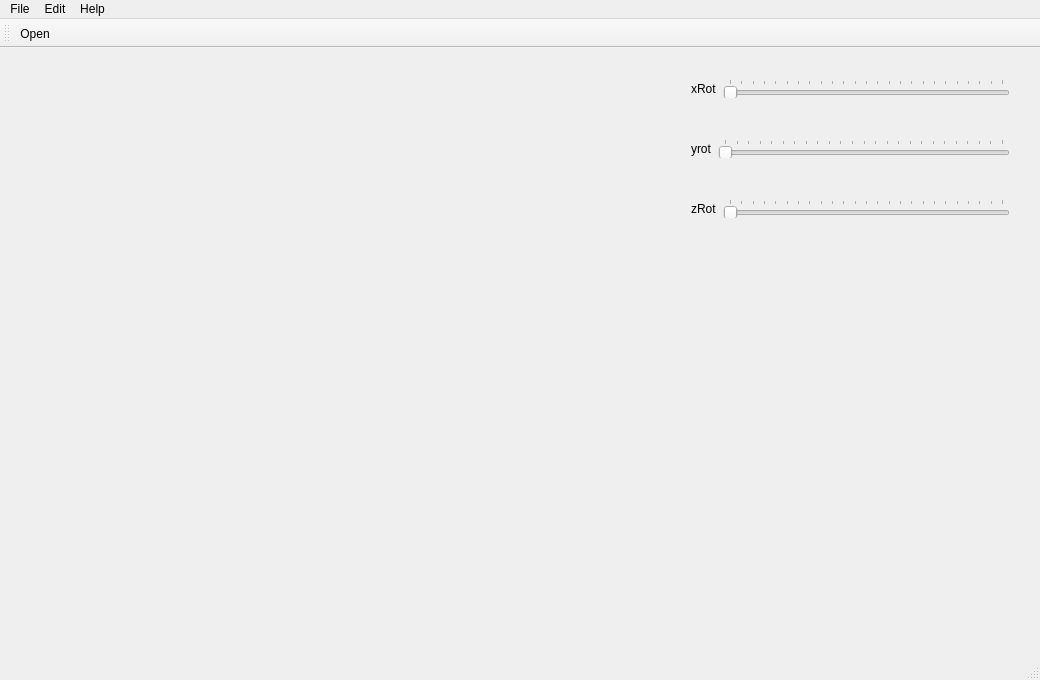
Qt form mainwindow.ui (HScarb/Scarb_Mesh_Viewer) before a commit.
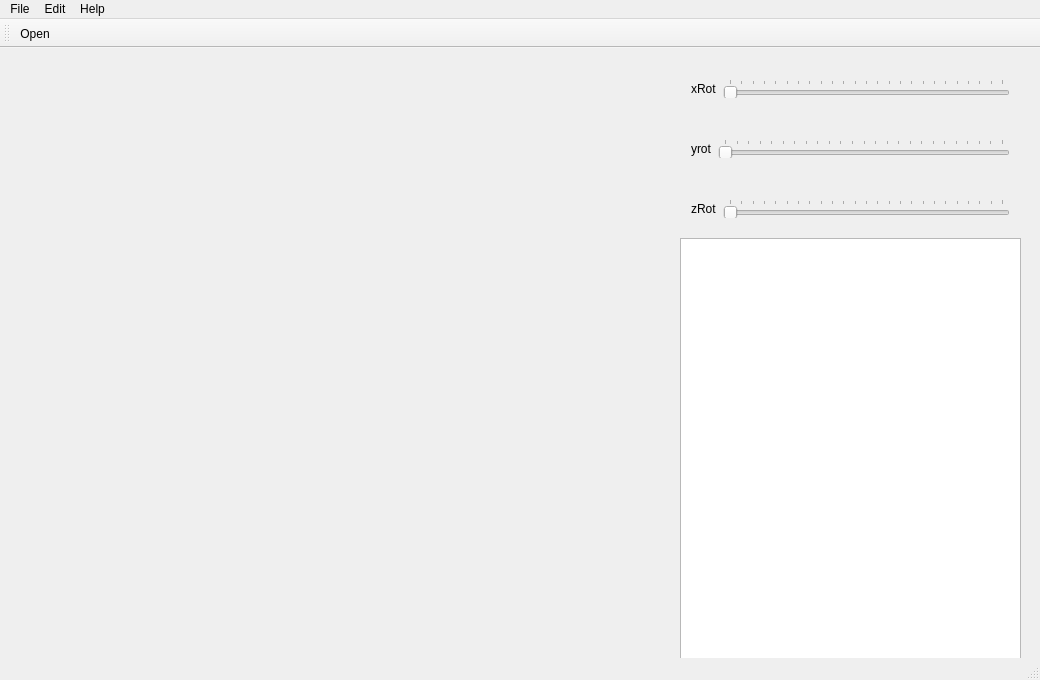
The same form after that commit. Icons and pictures are not drawn. Custom widgets are drawn as their Qt base class.

Commit message: Add a textEdit in UI and add open function.

Patch:
```diff
--- a/mainwindow.ui
+++ b/mainwindow.ui
@@ -147,6 +147,16 @@
      </item>
     </layout>
    </widget>
+   <widget class="QTextEdit" name="textEdit">
+    <property name="geometry">
+     <rect>
+      <x>680</x>
+      <y>190</y>
+      <width>341</width>
+      <height>421</height>
+     </rect>
+    </property>
+   </widget>
   </widget>
   <widget class="QMenuBar" name="menuBar">
    <property name="geometry">
```
The commit also changes 2 other files.
